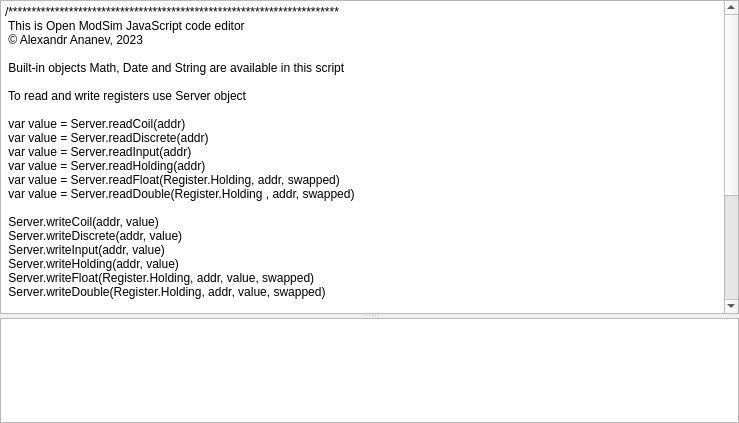
Before: the Qt Designer form omodsim/controls/scriptcontrol.ui in sanny32/OpenModSim, drawn with Qt 5.
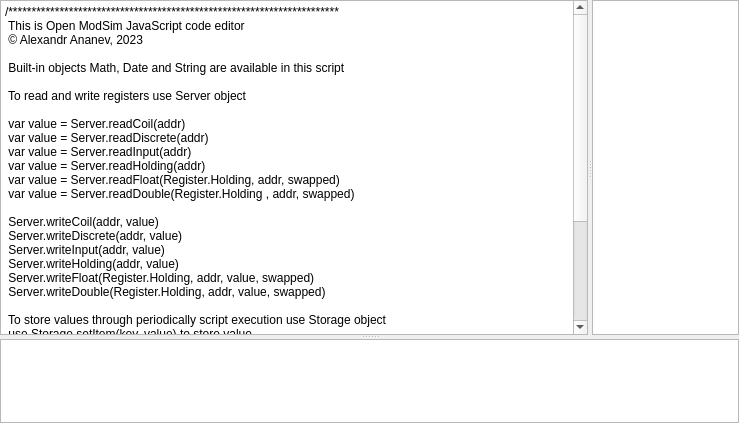
After: the same form once the commit is applied. Custom widgets are drawn as their Qt base class.

The edit to the form file:
```diff
--- a/omodsim/controls/scriptcontrol.ui
+++ b/omodsim/controls/scriptcontrol.ui
@@ -28,11 +28,21 @@
      <property name="orientation">
       <enum>Qt::Vertical</enum>
      </property>
-     <widget class="JSCodeEditor" name="codeEditor">
+     <widget class="QSplitter" name="verticalSplitter">
       <property name="sizePolicy">
-       <sizepolicy hsizetype="Expanding" vsizetype="Expanding">
+       <sizepolicy hsizetype="Expanding" vsizetype="Preferred">
         <horstretch>0</horstretch>
-        <verstretch>3</verstretch>
+        <verstretch>4</verstretch>
+       </sizepolicy>
+      </property>
+      <property name="orientation">
+       <enum>Qt::Horizontal</enum>
+      </property>
+      <widget class="JSCodeEditor" name="codeEditor">
+       <property name="sizePolicy">
+        <sizepolicy hsizetype="Expanding" vsizetype="Expanding">
+         <horstretch>4</horstretch>
+         <verstretch>0</verstretch>
        </sizepolicy>
       </property>
       <property name="plainText">
@@ -76,6 +86,15 @@
       <property name="placeholderText">
        <string/>
       </property>
+      </widget>
+      <widget class="QTextBrowser" name="helper">
+       <property name="sizePolicy">
+        <sizepolicy hsizetype="Expanding" vsizetype="Expanding">
+         <horstretch>1</horstretch>
+         <verstretch>0</verstretch>
+        </sizepolicy>
+       </property>
+      </widget>
      </widget>
      <widget class="ConsoleOutput" name="console">
       <property name="sizePolicy">
```
Left out of the diff: 2 changed lines with no effect on the pictures. Lines whose indentation alone changed are shown as unchanged.
